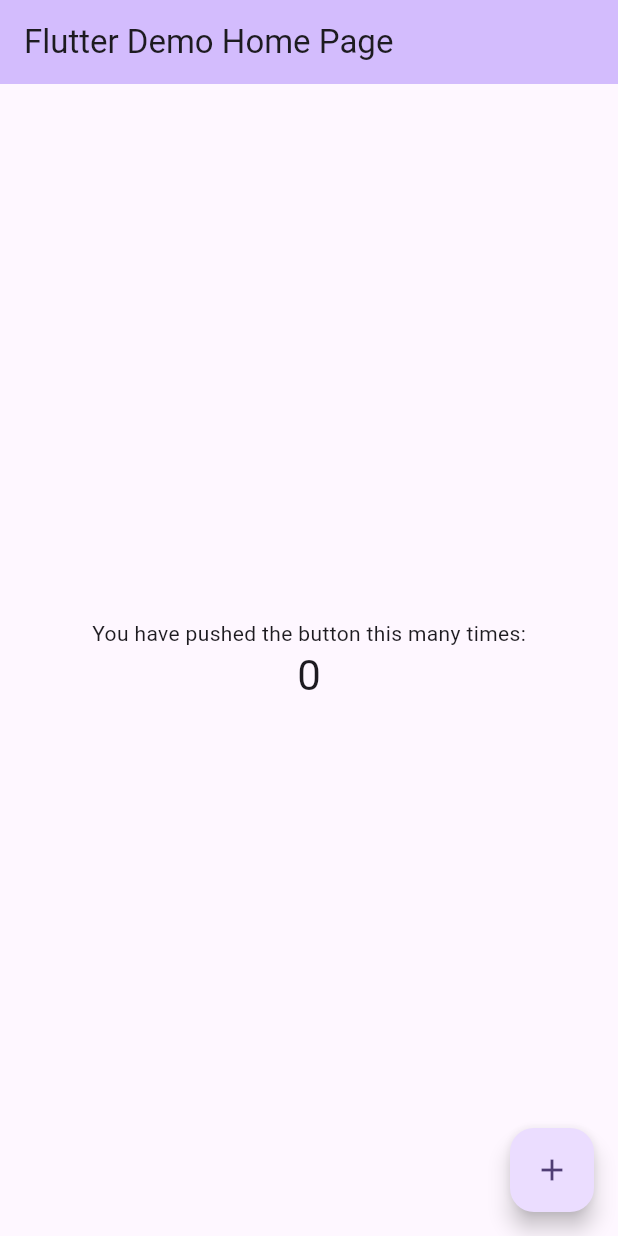
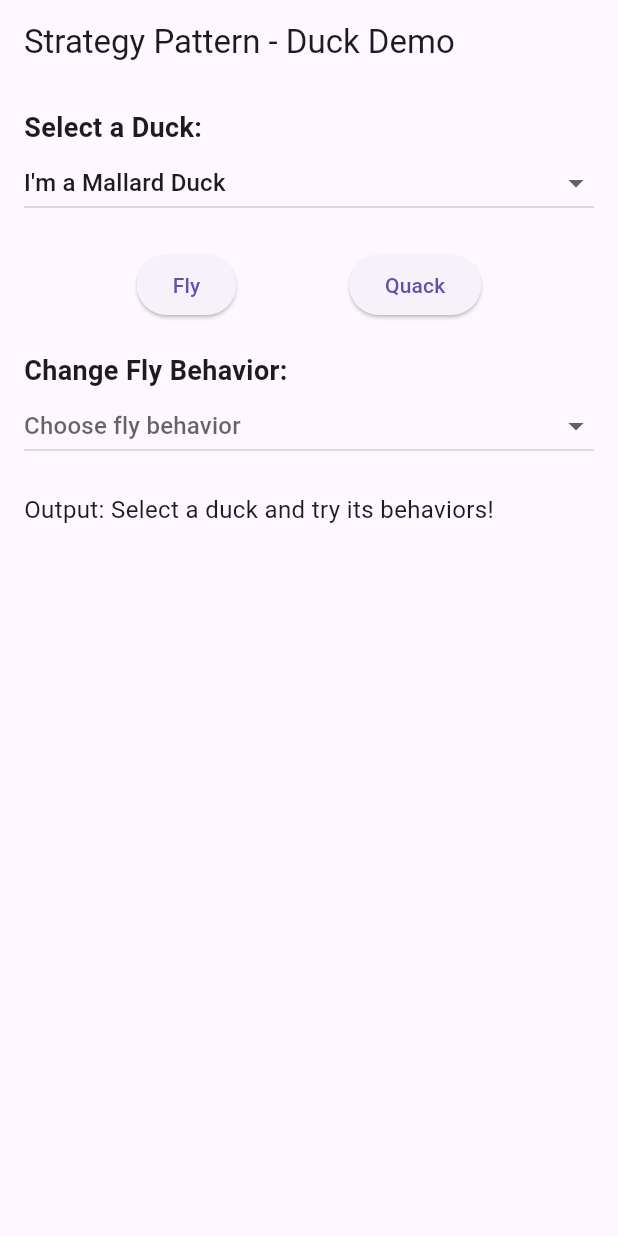
Before and after one commit to Alyaatalaat28/Flutter-Design-Patterns, a Flutter app: the screen it shows after launch, on a phone screen of 412 x 824 dp. Run offline on Flutter 3.47's test engine with Material 3 defaults, Android fonts, the phone set to English and light mode, and no system bars.

Commit message:
Implement Strategy Pattern for Duck behaviors and create DuckScreen UI

```diff
--- a/lib/main.dart
+++ b/lib/main.dart
@@ -1,4 +1,5 @@
 import 'package:flutter/material.dart';
+import 'package:flutter_design_patterns/patterns/strategy/duck_screen.dart';
 
 void main() {
   runApp(const MyApp());
@@ -11,115 +12,13 @@
   @override
   Widget build(BuildContext context) {
     return MaterialApp(
-      title: 'Flutter Demo',
+      debugShowCheckedModeBanner: false,
       theme: ThemeData(
-        // This is the theme of your application.
-        //
-        // TRY THIS: Try running your application with "flutter run". You'll see
-        // the application has a purple toolbar. Then, without quitting the app,
-        // try changing the seedColor in the colorScheme below to Colors.green
-        // and then invoke "hot reload" (save your changes or press the "hot
-        // reload" button in a Flutter-supported IDE, or press "r" if you used
-        // the command line to start the app).
-        //
-        // Notice that the counter didn't reset back to zero; the application
-        // state is not lost during the reload. To reset the state, use hot
-        // restart instead.
-        //
-        // This works for code too, not just values: Most code changes can be
-        // tested with just a hot reload.
-        colorScheme: ColorScheme.fromSeed(seedColor: Colors.deepPurple),
-        useMaterial3: true,
+        primarySwatch: Colors.blue,
+        visualDensity: VisualDensity.adaptivePlatformDensity,
       ),
-      home: const MyHomePage(title: 'Flutter Demo Home Page'),
+      title: 'Flutter Design Patterns',
+      home: DuckScreen(),
     );
   }
 }
-
-class MyHomePage extends StatefulWidget {
-  const MyHomePage({super.key, required this.title});
-
-  // This widget is the home page of your application. It is stateful, meaning
-  // that it has a State object (defined below) that contains fields that affect
-  // how it looks.
-
-  // This class is the configuration for the state. It holds the values (in this
-  // case the title) provided by the parent (in this case the App widget) and
-  // used by the build method of the State. Fields in a Widget subclass are
-  // always marked "final".
-
-  final String title;
-
-  @override
-  State<MyHomePage> createState() => _MyHomePageState();
-}
-
-class _MyHomePageState extends State<MyHomePage> {
-  int _counter = 0;
-
-  void _incrementCounter() {
-    setState(() {
-      // This call to setState tells the Flutter framework that something has
-      // changed in this State, which causes it to rerun the build method below
-      // so that the display can reflect the updated values. If we changed
-      // _counter without calling setState(), then the build method would not be
-      // called again, and so nothing would appear to happen.
-      _counter++;
-    });
-  }
-
-  @override
-  Widget build(BuildContext context) {
-    // This method is rerun every time setState is called, for instance as done
-    // by the _incrementCounter method above.
-    //
-    // The Flutter framework has been optimized to make rerunning build methods
-    // fast, so that you can just rebuild anything that needs updating rather
-    // than having to individually change instances of widgets.
-    return Scaffold(
-      appBar: AppBar(
-        // TRY THIS: Try changing the color here to a specific color (to
-        // Colors.amber, perhaps?) and trigger a hot reload to see the AppBar
-        // change color while the other colors stay the same.
-        backgroundColor: Theme.of(context).colorScheme.inversePrimary,
-        // Here we take the value from the MyHomePage object that was created by
-        // the App.build method, and use it to set our appbar title.
-        title: Text(widget.title),
-      ),
-      body: Center(
-        // Center is a layout widget. It takes a single child and positions it
-        // in the middle of the parent.
-        child: Column(
-          // Column is also a layout widget. It takes a list of children and
-          // arranges them vertically. By default, it sizes itself to fit its
-          // children horizontally, and tries to be as tall as its parent.
-          //
-          // Column has various properties to control how it sizes itself and
-          // how it positions its children. Here we use mainAxisAlignment to
-          // center the children vertically; the main axis here is the vertical
-          // axis because Columns are vertical (the cross axis would be
-          // horizontal).
-          //
-          // TRY THIS: Invoke "debug painting" (choose the "Toggle Debug Paint"
-          // action in the IDE, or press "p" in the console), to see the
-          // wireframe for each widget.
-          mainAxisAlignment: MainAxisAlignment.center,
-          children: <Widget>[
-            const Text(
-              'You have pushed the button this many times:',
-            ),
-            Text(
-              '$_counter',
-              style: Theme.of(context).textTheme.headlineMedium,
-            ),
-          ],
-        ),
-      ),
-      floatingActionButton: FloatingActionButton(
-        onPressed: _incrementCounter,
-        tooltip: 'Increment',
-        child: const Icon(Icons.add),
-      ), // This trailing comma makes auto-formatting nicer for build methods.
-    );
-  }
-}
--- /dev/null
+++ b/lib/patterns/strategy/behaviors.dart
@@ -0,0 +1,36 @@
+// FlyBehavior interface
+abstract class FlyBehavior {
+  String fly();
+}
+
+// Concrete Fly Behaviors
+class FlyWithWings implements FlyBehavior {
+  @override
+  String fly() => "I'm flying with wings!";
+}
+
+class FlyNoWay implements FlyBehavior {
+  @override
+  String fly() => "I can't fly.";
+}
+
+// QuackBehavior interface
+abstract class QuackBehavior {
+  String quack();
+}
+
+// Concrete Quack Behaviors
+class Quack implements QuackBehavior {
+  @override
+  String quack() => "Quack!";
+}
+
+class Squeak implements QuackBehavior {
+  @override
+  String quack() => "Squeak!";
+}
+
+class MuteQuack implements QuackBehavior {
+  @override
+  String quack() => "Silence...";
+}
--- /dev/null
+++ b/lib/patterns/strategy/duck.dart
@@ -0,0 +1,43 @@
+// Abstract Duck class
+import 'package:flutter_design_patterns/patterns/strategy/behaviors.dart';
+
+abstract class Duck {
+  FlyBehavior flyBehavior;
+  QuackBehavior quackBehavior;
+  Duck(this.flyBehavior, this.quackBehavior);
+
+  String performFly() => flyBehavior.fly();
+  String performQuack() => quackBehavior.quack();
+  String display(); // To be implemented by subclasses
+
+// Allow dynamic behavior change
+  void setFlyBehavior(FlyBehavior fb) {
+    flyBehavior = fb;
+  }
+
+  void setQuackBehavior(QuackBehavior qb) {
+    quackBehavior = qb;
+  }
+}
+
+// Concrete Duck classes
+class MallardDuck extends Duck {
+  MallardDuck() : super(FlyWithWings(), Quack());
+
+  @override
+  String display() => "I'm a Mallard Duck";
+}
+
+class RubberDuck extends Duck {
+  RubberDuck() : super(FlyNoWay(), Squeak());
+
+  @override
+  String display() => "I'm a Rubber Duck";
+}
+
+class DecoyDuck extends Duck {
+  DecoyDuck() : super(FlyNoWay(), MuteQuack());
+
+  @override
+  String display() => "I'm a Decoy Duck";
+}
--- /dev/null
+++ b/lib/patterns/strategy/duck_screen.dart
@@ -0,0 +1,122 @@
+import 'package:flutter/material.dart';
+import 'duck.dart';
+import 'behaviors.dart';
+
+class DuckScreen extends StatefulWidget {
+  const DuckScreen({super.key});
+
+  @override
+  _DuckScreenState createState() => _DuckScreenState();
+}
+
+class _DuckScreenState extends State<DuckScreen> {
+  Duck _currentDuck = MallardDuck();
+  String _output = "Select a duck and try its behaviors!";
+  final List<Duck> _ducks = [MallardDuck(), RubberDuck(), DecoyDuck()];
+
+  void _updateDuck(String? duckType) {
+    setState(() {
+      switch (duckType) {
+        case 'Mallard Duck':
+          _currentDuck = MallardDuck();
+          break;
+        case 'Rubber Duck':
+          _currentDuck = RubberDuck();
+          break;
+        case 'Decoy Duck':
+          _currentDuck = DecoyDuck();
+          break;
+      }
+      _output = _currentDuck.display();
+    });
+  }
+
+  void _performFly() {
+    setState(() {
+      _output = _currentDuck.performFly();
+    });
+  }
+
+  void _performQuack() {
+    setState(() {
+      _output = _currentDuck.performQuack();
+    });
+  }
+
+  void _changeFlyBehavior(String? behavior) {
+    setState(() {
+      if (behavior == 'Fly with Wings') {
+        _currentDuck.setFlyBehavior(FlyWithWings());
+      } else {
+        _currentDuck.setFlyBehavior(FlyNoWay());
+      }
+      _output = "Fly behavior changed!";
+    });
+  }
+
+  @override
+  Widget build(BuildContext context) {
+    return Scaffold(
+      appBar: AppBar(title: const Text('Strategy Pattern - Duck Demo')),
+      body: Padding(
+        padding: const EdgeInsets.all(16.0),
+        child: Column(
+          crossAxisAlignment: CrossAxisAlignment.start,
+          children: [
+            const Text(
+              'Select a Duck:',
+              style: TextStyle(fontSize: 18, fontWeight: FontWeight.bold),
+            ),
+            DropdownButton<String>(
+              hint: const Text('Choose a duck'),
+              isExpanded: true,
+              value: _currentDuck.display().replaceFirst("I'm a ", ""),
+              items: _ducks.map((duck) {
+                return DropdownMenuItem<String>(
+                  value: duck.display().replaceFirst("I'm a ", ""),
+                  child: Text(duck.display()),
+                );
+              }).toList(),
+              onChanged: _updateDuck,
+            ),
+            const SizedBox(height: 20),
+            Row(
+              mainAxisAlignment: MainAxisAlignment.spaceEvenly,
+              children: [
+                ElevatedButton(
+                  onPressed: _performFly,
+                  child: const Text('Fly'),
+                ),
+                ElevatedButton(
+                  onPressed: _performQuack,
+                  child: const Text('Quack'),
+                ),
+              ],
+            ),
+            const SizedBox(height: 20),
+            const Text(
+              'Change Fly Behavior:',
+              style: TextStyle(fontSize: 18, fontWeight: FontWeight.bold),
+            ),
+            DropdownButton<String>(
+              hint: const Text('Choose fly behavior'),
+              isExpanded: true,
+              items: ['Fly with Wings', 'No Fly'].map((behavior) {
+                return DropdownMenuItem<String>(
+                  value: behavior,
+                  child: Text(behavior),
+                );
+              }).toList(),
+              onChanged: _changeFlyBehavior,
+            ),
+            const SizedBox(height: 20),
+            Text(
+              'Output: $_output',
+              style: const TextStyle(fontSize: 16),
+            ),
+          ],
+        ),
+      ),
+    );
+  }
+}
```
